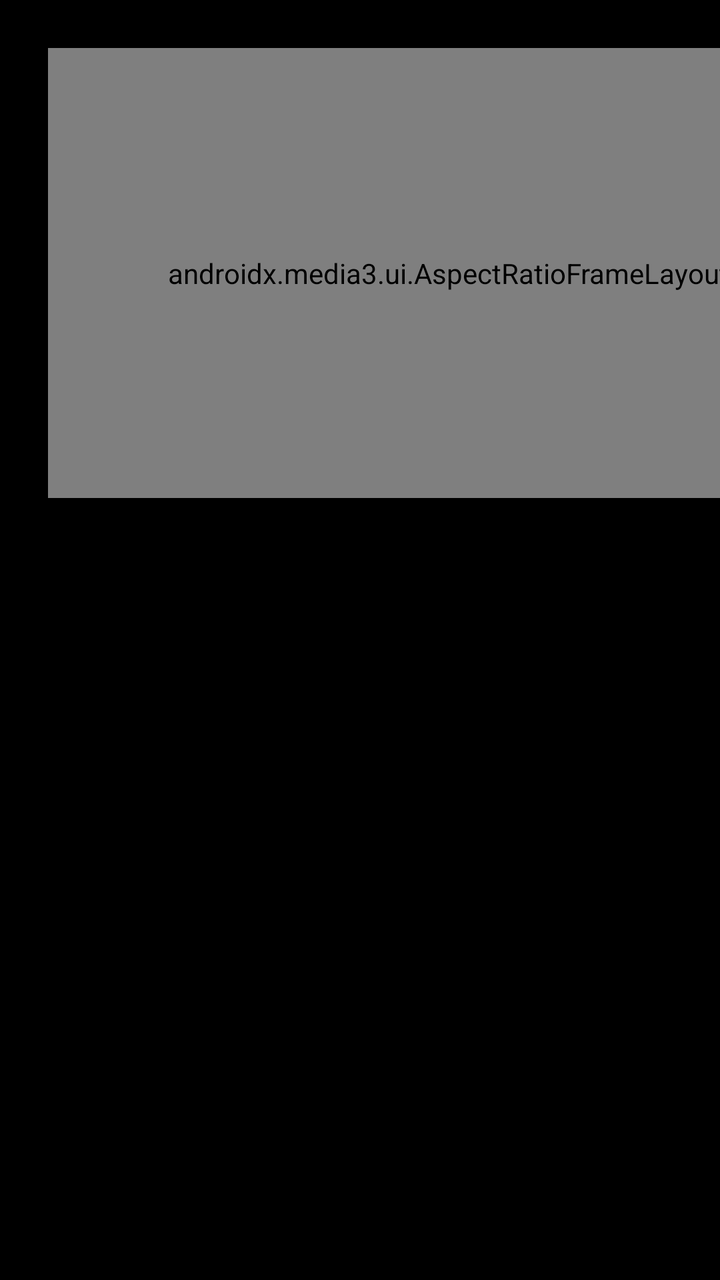
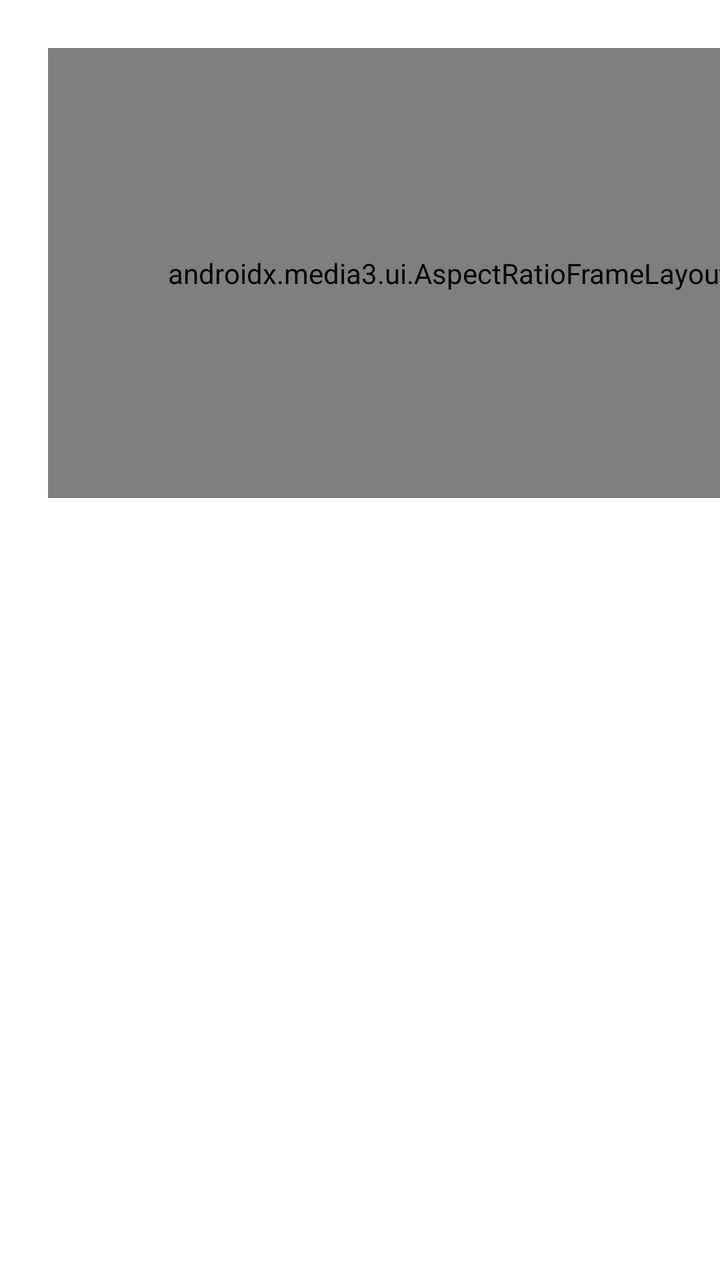

Before-and-after screenshots of an Android layout around one commit, followed by the original layout XML and the change that was made.
<!-- AndroidManifest.xml: application theme Theme.TVBox -->
<!-- res/layout/activity_host.xml -->
<?xml version="1.0" encoding="utf-8"?>
<FrameLayout xmlns:android="http://schemas.android.com/apk/res/android"
    xmlns:app="http://schemas.android.com/apk/res-auto"
    android:id="@+id/hostRoot"
    android:layout_width="match_parent"
    android:layout_height="match_parent"
    android:background="@android:color/black"
    android:focusable="true"
    android:focusableInTouchMode="true">

    <androidx.media3.ui.AspectRatioFrameLayout
        android:id="@+id/videoFrame"
        android:layout_width="400dp"
        android:layout_height="225dp"
        android:layout_gravity="top|start"
        android:layout_marginStart="24dp"
        android:layout_marginTop="24dp"
        app:resize_mode="fit">

        <SurfaceView
            android:id="@+id/videoSurface"
            android:layout_width="match_parent"
            android:layout_height="match_parent" />

        <androidx.media3.ui.SubtitleView
            android:id="@+id/subtitleView"
            android:layout_width="match_parent"
            android:layout_height="match_parent" />
    </androidx.media3.ui.AspectRatioFrameLayout>

    <FrameLayout
        android:id="@+id/detailLayer"
        android:layout_width="match_parent"
        android:layout_height="match_parent"
        android:background="@android:color/transparent" />

    <FrameLayout
        android:id="@+id/playLayer"
        android:layout_width="match_parent"
        android:layout_height="match_parent"
        android:background="@android:color/transparent"
        android:visibility="gone" />

</FrameLayout>
<!-- resources referenced by this layout -->
<resources>
  <style name="Theme.TVBox" parent="android:Theme.Black.NoTitleBar.Fullscreen">
          <item name="android:windowFullscreen">true</item>
          
          
          <item name="android:windowBackground">@null</item>
          <item name="android:colorBackground">@null</item>
          
          
          
          
      </style>
</resources>

<!-- the commit's change to res/layout/activity_host.xml (unified diff, before → after) -->
@@ -4,7 +4,7 @@
     android:id="@+id/hostRoot"
     android:layout_width="match_parent"
     android:layout_height="match_parent"
-    android:background="@android:color/black"
+    android:background="@android:color/transparent"
     android:focusable="true"
     android:focusableInTouchMode="true">
 
@@ -15,6 +15,7 @@
         android:layout_gravity="top|start"
         android:layout_marginStart="24dp"
         android:layout_marginTop="24dp"
+        android:background="@android:color/black"
         app:resize_mode="fit">
 
         <SurfaceView
